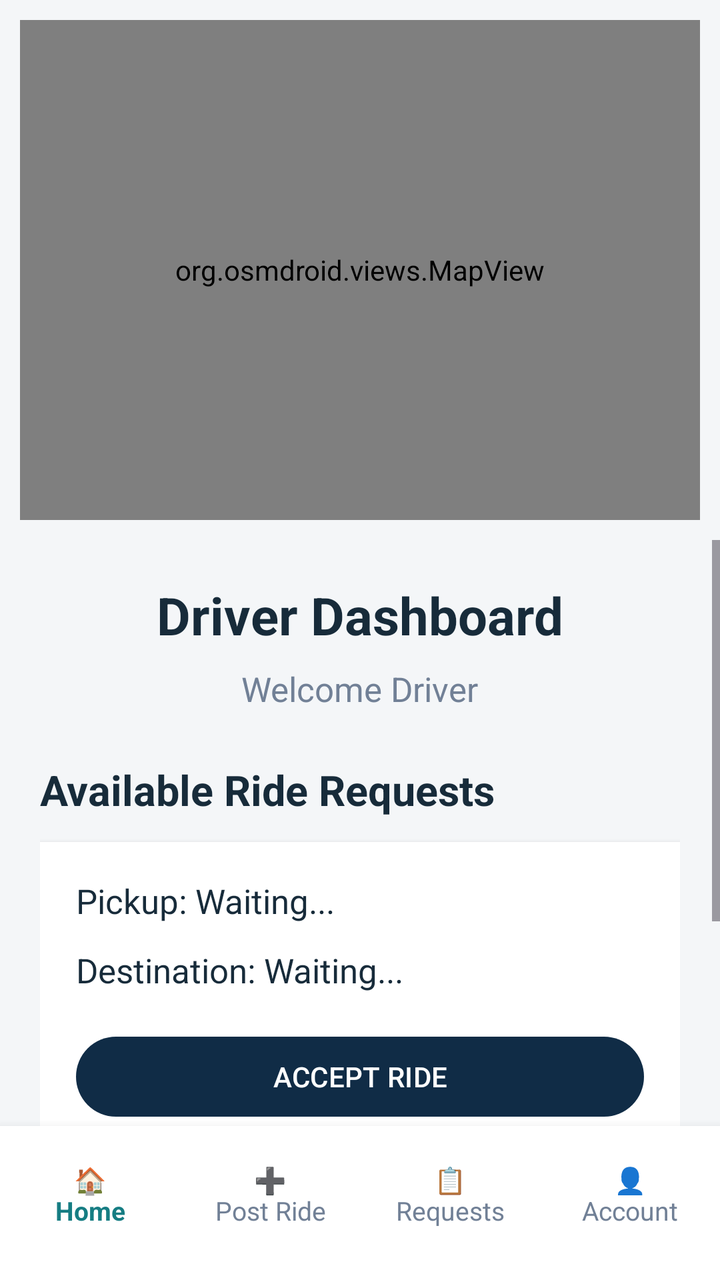
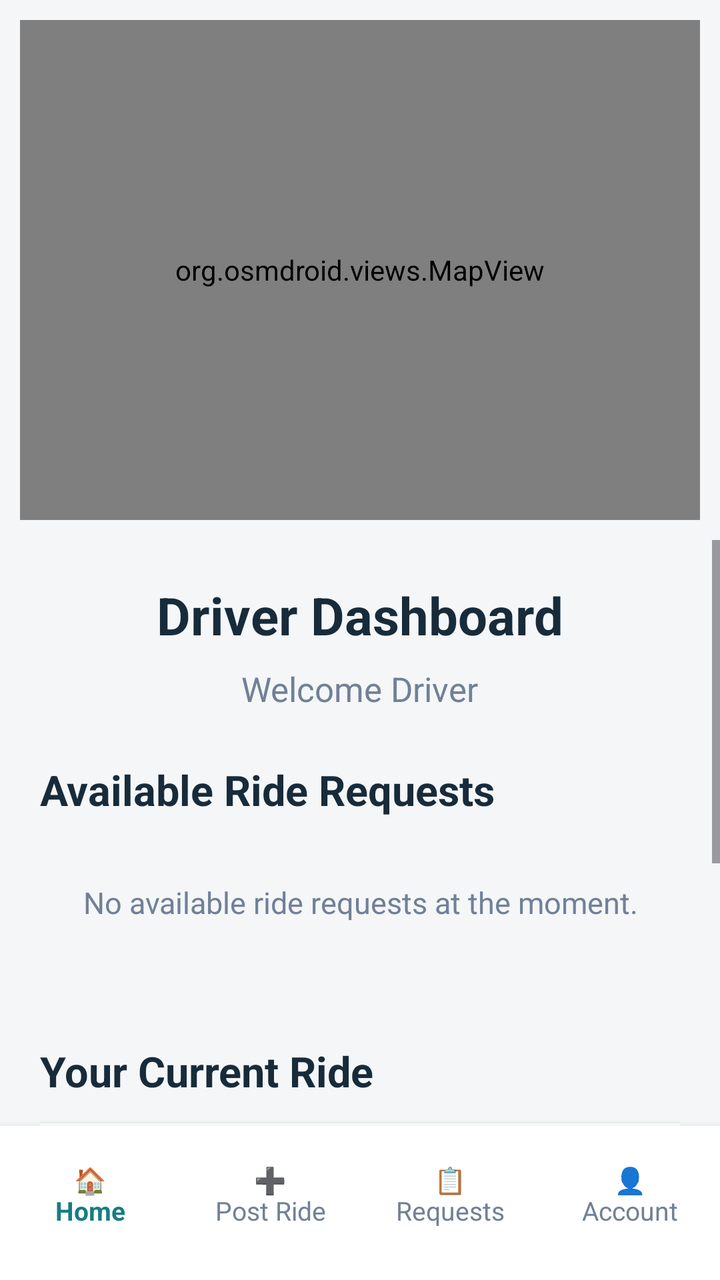

Compare the two renders of this Android layout. The source of the first and the diff that turns it into the second are given below.
<!-- AndroidManifest.xml: application theme Theme.RideConnect -->
<!-- res/layout/activity_driver_dashboard.xml -->
<?xml version="1.0" encoding="utf-8"?>
<LinearLayout
    xmlns:android="http://schemas.android.com/apk/res/android"
    android:layout_width="match_parent"
    android:layout_height="match_parent"
    android:orientation="vertical"
    android:background="@color/screen_background">

    
    <org.osmdroid.views.MapView
        android:id="@+id/driverMap"
        android:layout_width="match_parent"
        android:layout_height="250dp"
        android:layout_margin="10dp" />

    
    <ScrollView
        android:layout_width="match_parent"
        android:layout_height="0dp"
        android:layout_weight="1"
        android:fillViewport="true">

        <LinearLayout
            android:layout_width="match_parent"
            android:layout_height="wrap_content"
            android:orientation="vertical"
            android:padding="20dp">

            <TextView
                android:layout_width="wrap_content"
                android:layout_height="wrap_content"
                android:text="Driver Dashboard"
                android:textColor="@color/text_primary"
                android:textSize="26sp"
                android:textStyle="bold"
                android:layout_gravity="center_horizontal" />

            <TextView
                android:id="@+id/welcomeDriverText"
                android:layout_width="wrap_content"
                android:layout_height="wrap_content"
                android:text="Welcome Driver"
                android:textColor="@color/text_secondary"
                android:textSize="17sp"
                android:layout_marginTop="8dp"
                android:layout_gravity="center_horizontal" />

            

            <Button
                android:id="@+id/accountButton"
                android:layout_width="match_parent"
                android:layout_height="wrap_content"
                android:text="MY ACCOUNT"
                android:visibility="gone" />

            <Button
                android:id="@+id/postRideButton"
                android:layout_width="match_parent"
                android:layout_height="wrap_content"
                android:text="POST A RIDE"
                android:visibility="gone" />

            <Button
                android:id="@+id/bookingRequestsButton"
                android:layout_width="match_parent"
                android:layout_height="wrap_content"
                android:text="BOOKING REQUESTS"
                android:visibility="gone" />

            
            <TextView
                android:layout_width="wrap_content"
                android:layout_height="wrap_content"
                android:text="Available Ride Requests"
                android:textColor="@color/text_primary"
                android:textSize="21sp"
                android:textStyle="bold"
                android:layout_marginTop="25dp" />

            <LinearLayout
                android:id="@+id/rideRequestContainer"
                android:layout_width="match_parent"
                android:layout_height="wrap_content"
                android:orientation="vertical"
                android:padding="18dp"
                android:layout_marginTop="12dp"
                android:background="@color/card_white"
                android:elevation="3dp">

                <TextView
                    android:id="@+id/pickupText"
                    android:layout_width="match_parent"
                    android:layout_height="wrap_content"
                    android:text="Pickup: Waiting..."
                    android:textColor="@color/text_primary"
                    android:textSize="17sp" />

                <TextView
                    android:id="@+id/destinationText"
                    android:layout_width="match_parent"
                    android:layout_height="wrap_content"
                    android:text="Destination: Waiting..."
                    android:textColor="@color/text_primary"
                    android:textSize="17sp"
                    android:layout_marginTop="12dp" />

                <Button
                    android:id="@+id/acceptRideButton"
                    android:layout_width="match_parent"
                    android:layout_height="wrap_content"
                    android:layout_marginTop="18dp"
                    android:text="ACCEPT RIDE" />

                <Button
                    android:id="@+id/startRideButton"
                    android:layout_width="match_parent"
                    android:layout_height="wrap_content"
                    android:text="START RIDE"
                    android:layout_marginTop="12dp"
                    android:enabled="false" />

                <Button
                    android:id="@+id/completeRideButton"
                    android:layout_width="match_parent"
                    android:layout_height="wrap_content"
                    android:text="COMPLETE RIDE"
                    android:layout_marginTop="12dp"
                    android:enabled="false" />

            </LinearLayout>

        </LinearLayout>

    </ScrollView>

    
    <LinearLayout
        android:id="@+id/driverBottomNavigation"
        android:layout_width="match_parent"
        android:layout_height="wrap_content"
        android:orientation="horizontal"
        android:gravity="center"
        android:background="@color/card_white"
        android:elevation="8dp"
        android:paddingTop="4dp"
        android:paddingBottom="12dp">

        <TextView
            android:id="@+id/driverHomeNavItem"
            android:layout_width="0dp"
            android:layout_height="61dp"
            android:layout_weight="1"
            android:gravity="center"
            android:text="🏠&#10;Home"
            android:textColor="@color/teal"
            android:textStyle="bold"
            android:textSize="13sp"
            android:background="?attr/selectableItemBackground" />

        <TextView
            android:id="@+id/driverPostRideNavItem"
            android:layout_width="0dp"
            android:layout_height="61dp"
            android:layout_weight="1"
            android:gravity="center"
            android:text="➕&#10;Post Ride"
            android:textColor="@color/text_secondary"
            android:textSize="13sp"
            android:background="?attr/selectableItemBackground" />

        <TextView
            android:id="@+id/driverRequestsNavItem"
            android:layout_width="0dp"
            android:layout_height="61dp"
            android:layout_weight="1"
            android:gravity="center"
            android:text="📋&#10;Requests"
            android:textColor="@color/text_secondary"
            android:textSize="13sp"
            android:background="?attr/selectableItemBackground" />

        <TextView
            android:id="@+id/driverAccountNavItem"
            android:layout_width="0dp"
            android:layout_height="match_parent"
            android:layout_weight="1"
            android:gravity="center"
            android:text="👤&#10;Account"
            android:textColor="@color/text_secondary"
            android:textSize="13sp"
            android:background="?attr/selectableItemBackground" />

    </LinearLayout>

</LinearLayout>
<!-- resources referenced by this layout -->
<resources>
  <color name="card_white">#FFFFFF</color>
  <color name="screen_background">#F4F6F8</color>
  <color name="teal">#167D83</color>
  <color name="text_primary">#172B3A</color>
  <color name="text_secondary">#718096</color>
  <style name="Theme.RideConnect" parent="Base.Theme.RideConnect" />
  <style name="Base.Theme.RideConnect" parent="Theme.Material3.Light.NoActionBar">
  
          
          <item name="colorPrimary">@color/navy</item>
          <item name="colorOnPrimary">@color/white</item>
  
          <item name="colorSecondary">@color/teal</item>
          <item name="colorOnSecondary">@color/white</item>
  
          <item name="colorTertiary">@color/gold</item>
          <item name="colorOnTertiary">@color/navy</item>
  
          
          <item name="colorSurface">@color/card_white</item>
          <item name="colorOnSurface">@color/text_primary</item>
  
          
          <item name="android:statusBarColor">@color/navy</item>
          <item name="android:navigationBarColor">@color/card_white</item>
  
          <item name="android:windowLightStatusBar">false</item>
          <item name="android:windowLightNavigationBar">true</item>
  
          
          <item name="android:windowBackground">@color/screen_background</item>
  
          
          <item name="android:colorAccent">@color/teal</item>
  
      </style>
  <color name="navy">#102C46</color>
  <color name="white">#FFFFFFFF</color>
  <color name="gold">#F2B84B</color>
</resources>

<!-- the commit's change to res/layout/activity_driver_dashboard.xml (unified diff, before → after) -->
@@ -26,6 +26,7 @@
             android:orientation="vertical"
             android:padding="20dp">
 
+            
             <TextView
                 android:layout_width="wrap_content"
                 android:layout_height="wrap_content"
@@ -46,7 +47,6 @@
                 android:layout_gravity="center_horizontal" />
 
             
-
             <Button
                 android:id="@+id/accountButton"
                 android:layout_width="match_parent"
@@ -78,6 +78,35 @@
                 android:textStyle="bold"
                 android:layout_marginTop="25dp" />
 
+            <TextView
+                android:id="@+id/instantRideRequestsEmptyText"
+                android:layout_width="match_parent"
+                android:layout_height="wrap_content"
+                android:text="No available ride requests at the moment."
+                android:textColor="@color/text_secondary"
+                android:textSize="15sp"
+                android:gravity="center"
+                android:padding="20dp"
+                android:layout_marginTop="12dp" />
+
+            
+            <LinearLayout
+                android:id="@+id/instantRideRequestsContainer"
+                android:layout_width="match_parent"
+                android:layout_height="wrap_content"
+                android:orientation="vertical"
+                android:layout_marginTop="12dp" />
+
+            
+            <TextView
+                android:layout_width="wrap_content"
+                android:layout_height="wrap_content"
+                android:text="Your Current Ride"
+                android:textColor="@color/text_primary"
+                android:textSize="21sp"
+                android:textStyle="bold"
+                android:layout_marginTop="28dp" />
+
             <LinearLayout
                 android:id="@+id/rideRequestContainer"
                 android:layout_width="match_parent"
@@ -92,7 +121,7 @@
                     android:id="@+id/pickupText"
                     android:layout_width="match_parent"
                     android:layout_height="wrap_content"
-                    android:text="Pickup: Waiting..."
+                    android:text="Pickup: No active ride"
                     android:textColor="@color/text_primary"
                     android:textSize="17sp" />
 
@@ -100,24 +129,25 @@
                     android:id="@+id/destinationText"
                     android:layout_width="match_parent"
                     android:layout_height="wrap_content"
-                    android:text="Destination: Waiting..."
+                    android:text="Destination: -"
                     android:textColor="@color/text_primary"
                     android:textSize="17sp"
                     android:layout_marginTop="12dp" />
 
+                
                 <Button
                     android:id="@+id/acceptRideButton"
                     android:layout_width="match_parent"
                     android:layout_height="wrap_content"
-                    android:layout_marginTop="18dp"
-                    android:text="ACCEPT RIDE" />
+                    android:text="ACCEPT RIDE"
+                    android:visibility="gone" />
 
                 <Button
                     android:id="@+id/startRideButton"
                     android:layout_width="match_parent"
                     android:layout_height="wrap_content"
                     android:text="START RIDE"
-                    android:layout_marginTop="12dp"
+                    android:layout_marginTop="18dp"
                     android:enabled="false" />
 
                 <Button
